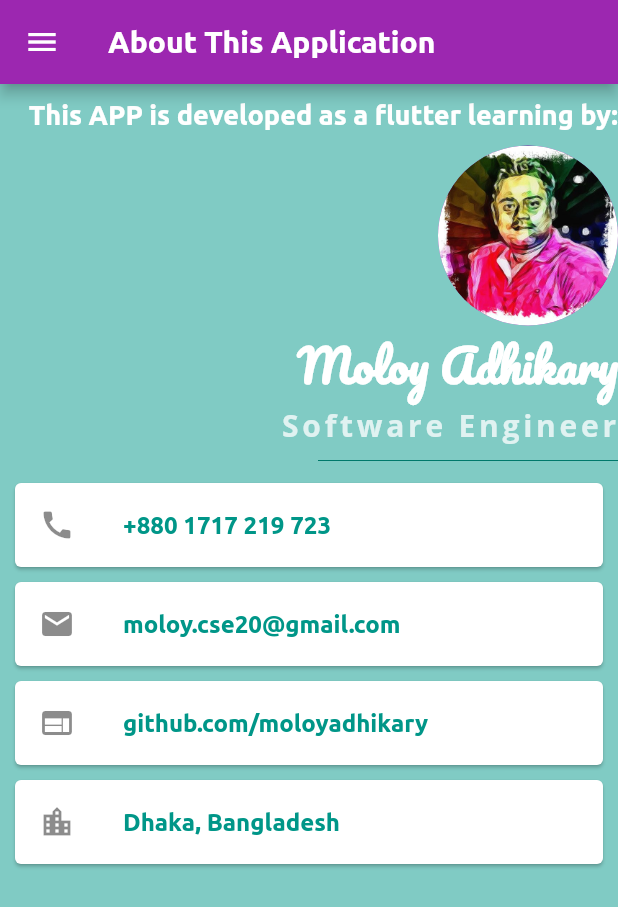
After one commit to moloyadhikary/MyToDoApplication, a Flutter app: the AboutScreen screen opened by its route, on a phone screen of 412 x 824 dp. The commit adds this screen. Shown: the top 907 px of the screen. Run offline on Flutter 3.47's test engine with Material 2 defaults, Android fonts, the phone set to English and light mode, and no system bars.

Commit message:
About Page

```diff
--- a/lib/main.dart
+++ b/lib/main.dart
@@ -7,6 +7,7 @@ import './screens/add_new_task_type_screen.dart';
 import './screens/add_new_task_screen.dart';
 import './screens/completed_task_screen.dart';
 import './screens/settings_screen.dart';
+import './screens/about_screen.dart';
 
 void main() => runApp(MyApp());
 
@@ -29,6 +30,7 @@ class MyApp extends StatelessWidget {
         AddNewTaskScreen.pageRouteName: (ctx) => AddNewTaskScreen(),
         CompletedTasksScreen.pageRouteName: (ctx) => CompletedTasksScreen(),
         SettingsScreen.pageRouteName: (ctx) => SettingsScreen(),
+        AboutScreen.pageRouteName: (ctx) => AboutScreen(),
       },
     );
   }
--- /dev/null
+++ b/lib/screens/about_screen.dart
@@ -0,0 +1,105 @@
+import 'package:flutter/material.dart';
+import 'package:url_launcher/url_launcher.dart' as ul;
+
+import '../widgets/app_drawer.dart';
+import '../widgets/about/card_widget.dart';
+
+class AboutScreen extends StatelessWidget {
+  static const pageRouteName = '/about';
+
+
+  void _onCallPressed() async {
+     const phoneNumber = '+8801717219723';
+    if (await ul.canLaunch(phoneNumber)) {
+      await ul.launch(phoneNumber);
+    } else {
+      return null;
+    }
+  }
+
+  void _onEmailPressed() async {
+    const url = 'mailto:moloy.cse20@gmail.com';
+    if (await ul.canLaunch(url)) {
+      await ul.launch(url);
+    } else {
+      print('Error');
+    }
+  }
+
+  void _onWebPressed() async {
+    const url = 'https://github.com/moloyadhikary/MyToDoApplication';
+    if (await ul.canLaunch(url)) {
+      await ul.launch(url);
+    } else {
+      print('Error');
+    }
+  }
+
+  @override
+  Widget build(BuildContext context) {
+    return Scaffold(
+      appBar: AppBar(
+        title: Text(
+          'About This Application',
+          style: TextStyle(fontWeight: FontWeight.bold),
+        ),
+      ),
+      drawer: AppDrawer(),
+      backgroundColor: Colors.teal[200],
+      body: SafeArea(
+        child: SingleChildScrollView(
+          child: Column(
+            mainAxisAlignment: MainAxisAlignment.center,
+            crossAxisAlignment: CrossAxisAlignment.end,
+            children: <Widget>[
+              SizedBox(height: 10),
+              Text('This APP is developed as a flutter learning by:', style: TextStyle(
+                color: Colors.white,
+                fontWeight: FontWeight.bold,
+                fontSize: 18,
+              ),),
+              SizedBox(height: 10),
+              CircleAvatar(
+                radius: 60,
+                backgroundImage: AssetImage('assets/images/PP_IMAGE_SM.jpeg'),
+              ),
+              Text(
+                'Moloy Adhikary',
+                style: TextStyle(
+                  fontSize: 30,
+                  color: Colors.white,
+                  fontWeight: FontWeight.bold,
+                  fontFamily: 'Pacifico',
+                ),
+              ),
+              Text(
+                'Software Engineer',
+                style: TextStyle(
+                  fontSize: 20,
+                  color: Colors.teal[50],
+                  letterSpacing: 2.5,
+                  fontWeight: FontWeight.bold,
+                  fontFamily: 'OpenSans',
+                ),
+              ),
+              SizedBox(
+                height: 20,
+                width: 200,
+                child: Divider(
+                  color: Colors.teal.shade700,
+                ),
+              ),
+              CardWidgets('+880 1717 219 723', Icon(Icons.call), _onCallPressed),
+              CardWidgets(
+                  'moloy.cse20@gmail.com', Icon(Icons.email), _onEmailPressed),
+              CardWidgets(
+                  'github.com/moloyadhikary', Icon(Icons.web), _onWebPressed),
+              CardWidgets(
+                  'Dhaka, Bangladesh', Icon(Icons.location_city), null),
+            ],
+          ),
+        ),
+      ),
+    );
+  }
+}
--- /dev/null
+++ b/lib/widgets/about/card_widget.dart
@@ -0,0 +1,26 @@
+import 'package:flutter/material.dart';
+
+class CardWidgets extends StatelessWidget {
+  final String title;
+  final Icon icon;
+  final Function onPressed;
+
+  CardWidgets(this.title, this.icon, this.onPressed);
+
+  @override
+  Widget build(BuildContext context) {
+    return Card(
+      color: Colors.white,
+      margin: const EdgeInsets.symmetric(vertical: 5, horizontal: 10),
+      child: ListTile(
+        leading: icon,
+        title: Text(
+          title,
+          maxLines: 1,
+          style: TextStyle(color: Colors.teal, fontWeight: FontWeight.bold),
+        ),
+        onTap: onPressed,
+      ),
+    );
+  }
+}
--- a/lib/widgets/app_drawer.dart
+++ b/lib/widgets/app_drawer.dart
@@ -3,6 +3,7 @@ import 'package:flutter/material.dart';
 import '../screens/task_types_screen.dart';
 import '../screens/completed_task_screen.dart';
 import '../screens/settings_screen.dart';
+import '../screens/about_screen.dart';
 
 class AppDrawer extends StatelessWidget {
   @override
@@ -57,7 +58,6 @@ class AppDrawer extends StatelessWidget {
                   .pushReplacementNamed(CompletedTasksScreen.pageRouteName);
             },
           ),
-
           Divider(),
           ListTile(
             leading: const Icon(Icons.settings),
@@ -70,6 +70,18 @@ class AppDrawer extends StatelessWidget {
                   .pushReplacementNamed(SettingsScreen.pageRouteName);
             },
           ),
+          Divider(),
+          ListTile(
+            leading: const Icon(Icons.info),
+            title: Text(
+              'About App',
+              style: TextStyle(fontWeight: FontWeight.bold),
+            ),
+            onTap: () {
+              Navigator.of(context)
+                  .pushReplacementNamed(AboutScreen.pageRouteName);
+            },
+          ),
         ],
       ),
     );
```
Also changed, not shown: pubspec.yaml (+7 -2 lines), assets/fonts/Pacifico-Regular.ttf (added), assets/images/PP_IMAGE_SM.jpeg (added), assets/images/PP_IMAGE_SM.png (added), pubspec.lock.
